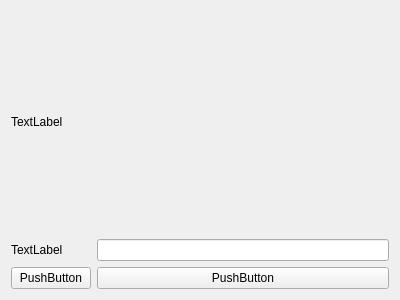
This is AdminPWWidget.ui in wruwami/TPCAM-M30 as Qt 5 draws it before an edit. The edited form follows.
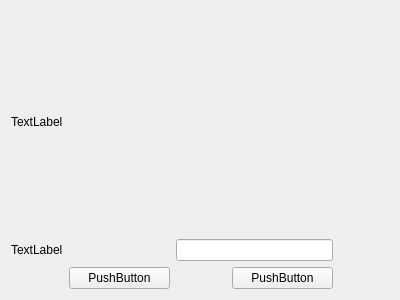
This is the edited form. Custom widgets are drawn as their Qt base class.

Patch:
```diff
--- a/AdminPWWidget.ui
+++ b/AdminPWWidget.ui
@@ -15,38 +15,77 @@
   </property>
   <layout class="QGridLayout" name="gridLayout_2">
    <item row="0" column="0">
-    <layout class="QGridLayout" name="gridLayout" rowstretch="1,1,1">
-     <item row="1" column="1">
-      <widget class="CustomLineEdit" name="lineEdit"/>
-     </item>
-     <item row="0" column="0" colspan="2">
-      <widget class="CustomLabel" name="label">
-       <property name="text">
-        <string>TextLabel</string>
-       </property>
-      </widget>
-     </item>
-     <item row="1" column="0">
-      <widget class="CustomLabel" name="PWLabel">
-       <property name="text">
-        <string>TextLabel</string>
-       </property>
-      </widget>
-     </item>
-     <item row="2" column="0">
-      <widget class="CustomPushButton" name="okPushButton">
-       <property name="text">
-        <string>PushButton</string>
-       </property>
-      </widget>
-     </item>
+    <layout class="QGridLayout" name="gridLayout" rowstretch="1,0,0" columnstretch="1,2,1,2,1">
      <item row="2" column="1">
+      <widget class="CustomPushButton" name="okPushButton">
+       <property name="text">
+        <string>PushButton</string>
+       </property>
+      </widget>
+     </item>
+     <item row="2" column="3">
       <widget class="CustomPushButton" name="cancelPushButton">
        <property name="text">
         <string>PushButton</string>
        </property>
       </widget>
      </item>
+     <item row="2" column="2">
+      <spacer name="horizontalSpacer_2">
+       <property name="orientation">
+        <enum>Qt::Horizontal</enum>
+       </property>
+       <property name="sizeHint" stdset="0">
+        <size>
+         <width>40</width>
+         <height>20</height>
+        </size>
+       </property>
+      </spacer>
+     </item>
+     <item row="2" column="0">
+      <spacer name="horizontalSpacer">
+       <property name="orientation">
+        <enum>Qt::Horizontal</enum>
+       </property>
+       <property name="sizeHint" stdset="0">
+        <size>
+         <width>40</width>
+         <height>20</height>
+        </size>
+       </property>
+      </spacer>
+     </item>
+     <item row="2" column="4">
+      <spacer name="horizontalSpacer_3">
+       <property name="orientation">
+        <enum>Qt::Horizontal</enum>
+       </property>
+       <property name="sizeHint" stdset="0">
+        <size>
+         <width>40</width>
+         <height>20</height>
+        </size>
+       </property>
+      </spacer>
+     </item>
+     <item row="1" column="0">
+      <widget class="CustomLabel" name="PWLabel">
+       <property name="text">
+        <string>TextLabel</string>
+       </property>
+      </widget>
+     </item>
+     <item row="1" column="2" colspan="2">
+      <widget class="CustomLineEdit" name="lineEdit"/>
+     </item>
+     <item row="0" column="0" colspan="5">
+      <widget class="CustomLabel" name="label">
+       <property name="text">
+        <string>TextLabel</string>
+       </property>
+      </widget>
+     </item>
     </layout>
    </item>
   </layout>
```
